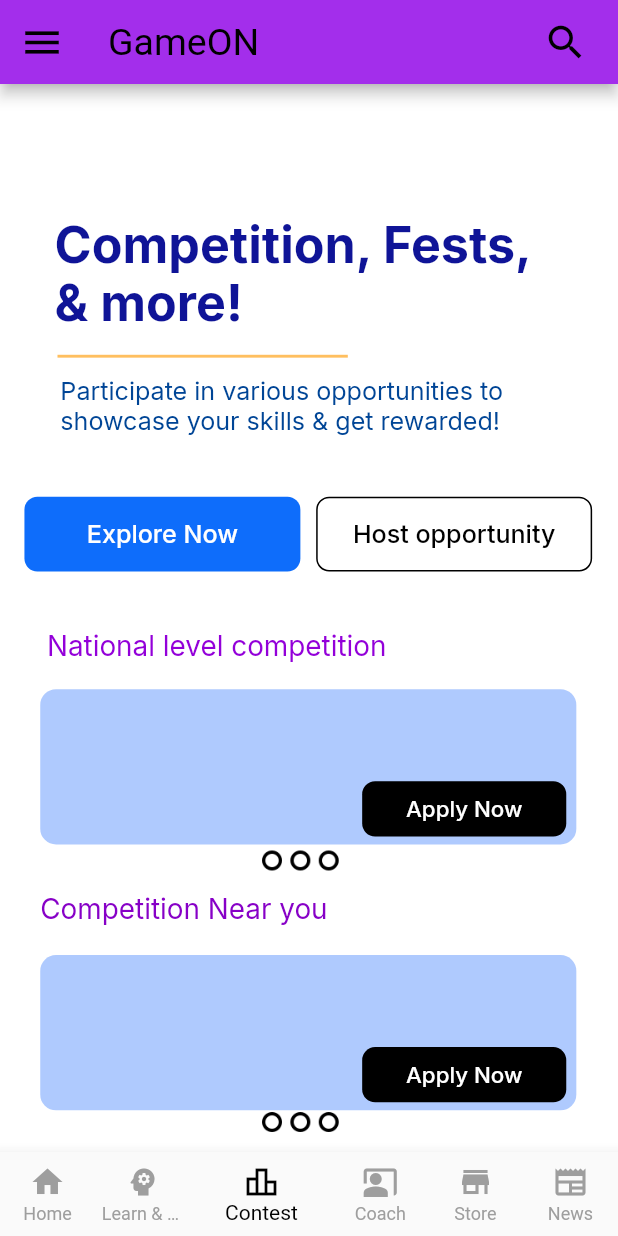
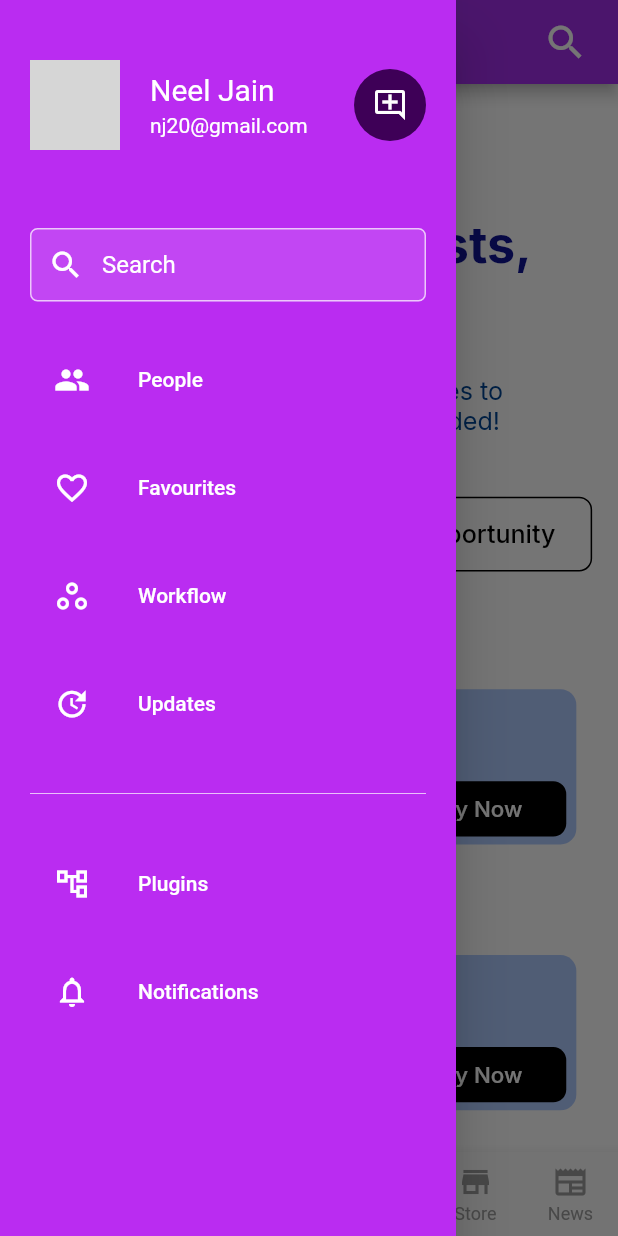
Before and after one commit to Naman-Gayakwad/GameOn-, a Flutter app: the MainPage screen opened directly, with the side drawer open (before the commit the screen has no drawer), on a phone screen of 412 x 824 dp. Run offline on Flutter 3.47's test engine with Material 2 defaults, Android fonts, the phone set to English and light mode, and no system bars; our stand-ins replace cached_network_image, cloud_firestore, connectivity_plus, firebase_auth, firebase_core, font_awesome_flutter and 6 more; missing offline and left inert: flutter_facebook_auth; accounts and stored records are empty; network calls fail; grey boxes are pictures that could not be loaded.

Commit message:
Working Drawer

```diff
--- a/lib/screens/mainpage.dart
+++ b/lib/screens/mainpage.dart
@@ -1,4 +1,7 @@
 import 'package:flutter/material.dart';
+import 'package:flutter/services.dart';
+import 'package:game_on/widgets/button_widget.dart';
+import 'package:game_on/widgets/navigation_drawer_widget.dart';
 
 import 'coach.dart';
 import 'contest.dart';
@@ -9,6 +12,7 @@
 import 'store.dart';
 
 class MainPage extends StatefulWidget {
+  static final String title = 'Navigation Drawer';
   int? tapIndex;
   MainPage({super.key, this.tapIndex});
 
@@ -37,17 +41,18 @@
   @override
   Widget build(BuildContext context) {
     return Scaffold(
+      drawer: NavigationDrawerWidget(),
       appBar: AppBar(
         title: const Text("GameON"),
-        titleTextStyle: TextStyle(fontSize: 25, color: Colors.black),
-        leading: GestureDetector(
-          onTap: () {},
-          child: const Icon(
-            Icons.menu,
-            size: 30,
-            color: Colors.black,
-          ),
-        ),
+        titleTextStyle: TextStyle(fontSize: 25, color: Colors.white),
+        // leading: GestureDetector(
+        //   onTap: () {},
+        //   child: const Icon(
+        //     Icons.menu,
+        //     size: 30,
+        //     color: Colors.black,
+        //   ),
+        // ),
         actions: <Widget>[
           Padding(
               padding: EdgeInsets.only(right: 20.0),
@@ -56,7 +61,7 @@
                 child: const Icon(
                   Icons.search,
                   size: 30,
-                  color: Colors.black,
+                  color: Colors.white,
                 ),
               )),
         ],
--- /dev/null
+++ b/lib/widgets/navigation_drawer_widget.dart
@@ -0,0 +1,179 @@
+import 'package:flutter/material.dart';
+import 'package:game_on/screens/favourites_page.dart';
+import 'package:game_on/screens/people_page.dart';
+import 'package:game_on/screens/user_page.dart';
+
+class NavigationDrawerWidget extends StatelessWidget {
+  final padding = EdgeInsets.symmetric(horizontal: 20);
+  @override
+  Widget build(BuildContext context) {
+    final name = 'Neel Jain';
+    final email = 'nj20@gmail.com';
+    final urlImage =
+        'https://images.unsplash.com/photo-1649503116494-b07b8f561c21?ixlib=rb-4.0.3&ixid=M3wxMjA3fDB8MHxzZWFyY2h8Mnx8Ym95cyUyMGRwfGVufDB8fDB8fHww&auto=format&fit=crop&w=500&q=60';
+
+    return Drawer(
+      child: Material(
+        color: Color.fromRGBO(186, 44, 241, 1),
+        child: ListView(
+          children: <Widget>[
+            buildHeader(
+              urlImage: urlImage,
+              name: name,
+              email: email,
+              onClicked: () => Navigator.of(context).push(MaterialPageRoute(
+                builder: (context) => UserPage(
+                  name: 'Neel Jain',
+                  urlImage: urlImage,
+                ),
+              )),
+            ),
+            Container(
+              padding: padding,
+              child: Column(
+                children: [
+                  const SizedBox(height: 12),
+                  buildSearchField(),
+                  const SizedBox(height: 24),
+                  buildMenuItem(
+                    text: 'People',
+                    icon: Icons.people,
+                    onClicked: () => selectedItem(context, 0),
+                  ),
+                  const SizedBox(height: 16),
+                  buildMenuItem(
+                    text: 'Favourites',
+                    icon: Icons.favorite_border,
+                    onClicked: () => selectedItem(context, 1),
+                  ),
+                  const SizedBox(height: 16),
+                  buildMenuItem(
+                    text: 'Workflow',
+                    icon: Icons.workspaces_outline,
+                    onClicked: () => selectedItem(context, 2),
+                  ),
+                  const SizedBox(height: 16),
+                  buildMenuItem(
+                    text: 'Updates',
+                    icon: Icons.update,
+                    onClicked: () => selectedItem(context, 3),
+                  ),
+                  const SizedBox(height: 24),
+                  Divider(color: Colors.white70),
+                  const SizedBox(height: 24),
+                  buildMenuItem(
+                    text: 'Plugins',
+                    icon: Icons.account_tree_outlined,
+                    onClicked: () => selectedItem(context, 4),
+                  ),
+                  const SizedBox(height: 16),
+                  buildMenuItem(
+                    text: 'Notifications',
+                    icon: Icons.notifications_outlined,
+                    onClicked: () => selectedItem(context, 5),
+                  ),
+                ],
+              ),
+            ),
+          ],
+        ),
+      ),
+    );
+  }
+
+  Widget buildHeader({
+    required String urlImage,
+    required String name,
+    required String email,
+    required VoidCallback onClicked,
+  }) =>
+      InkWell(
+        onTap: onClicked,
+        child: Container(
+          padding: padding.add(EdgeInsets.symmetric(vertical: 40)),
+          child: Row(
+            children: [
+              CircleAvatar(radius: 30, backgroundImage: NetworkImage(urlImage)),
+              SizedBox(width: 20),
+              Column(
+                crossAxisAlignment: CrossAxisAlignment.start,
+                children: [
+                  Text(
+                    name,
+                    style: TextStyle(fontSize: 20, color: Colors.white),
+                  ),
+                  const SizedBox(height: 4),
+                  Text(
+                    email,
+                    style: TextStyle(fontSize: 14, color: Colors.white),
+                  ),
+                ],
+              ),
+              Spacer(),
+              CircleAvatar(
+                radius: 24,
+                backgroundColor: Color.fromRGBO(62, 0, 87, 1),
+                child: Icon(Icons.add_comment_outlined, color: Colors.white),
+              )
+            ],
+          ),
+        ),
+      );
+
+  Widget buildSearchField() {
+    final color = Colors.white;
+
+    return TextField(
+      style: TextStyle(color: color),
+      decoration: InputDecoration(
+        contentPadding: EdgeInsets.symmetric(horizontal: 20, vertical: 15),
+        hintText: 'Search',
+        hintStyle: TextStyle(color: color),
+        prefixIcon: Icon(Icons.search, color: color),
+        filled: true,
+        fillColor: Colors.white12,
+        enabledBorder: OutlineInputBorder(
+          borderRadius: BorderRadius.circular(5),
+          borderSide: BorderSide(color: color.withOpacity(0.7)),
+        ),
+        focusedBorder: OutlineInputBorder(
+          borderRadius: BorderRadius.circular(5),
+          borderSide: BorderSide(color: color.withOpacity(0.7)),
+        ),
+      ),
+    );
+  }
+
+  Widget buildMenuItem({
+    required String text,
+    required IconData icon,
+    VoidCallback? onClicked,
+  }) {
+    final color = Colors.white;
+    final hoverColor = Colors.white70;
+
+    return ListTile(
+      leading: Icon(icon, color: color),
+      title: Text(text, style: TextStyle(color: color)),
+      hoverColor: hoverColor,
+      onTap: onClicked,
+    );
+  }
+
+  void selectedItem(BuildContext context, int index) {
+    Navigator.of(context).pop();
+
+    switch (index) {
+      case 0:
+        Navigator.of(context).push(MaterialPageRoute(
+          builder: (context) => PeoplePage(),
+        ));
+        break;
+      case 1:
+        Navigator.of(context).push(MaterialPageRoute(
+          builder: (context) => FavouritesPage(),
+        ));
+        break;
+    }
+  }
+}
```
Also changed, not shown: lib/screens/favourites_page.dart (added, +12 -0 lines), lib/screens/people_page.dart (added, +13 -0 lines), lib/screens/user_page.dart (added, +27 -0 lines), lib/widgets/button_widget.dart (added, +35 -0 lines), pubspec.lock.
